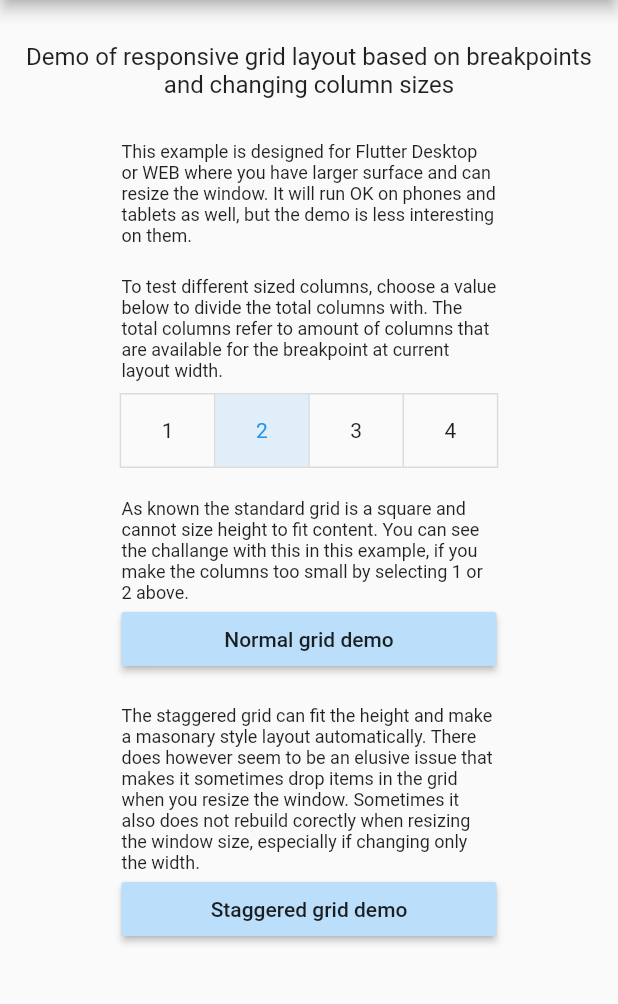
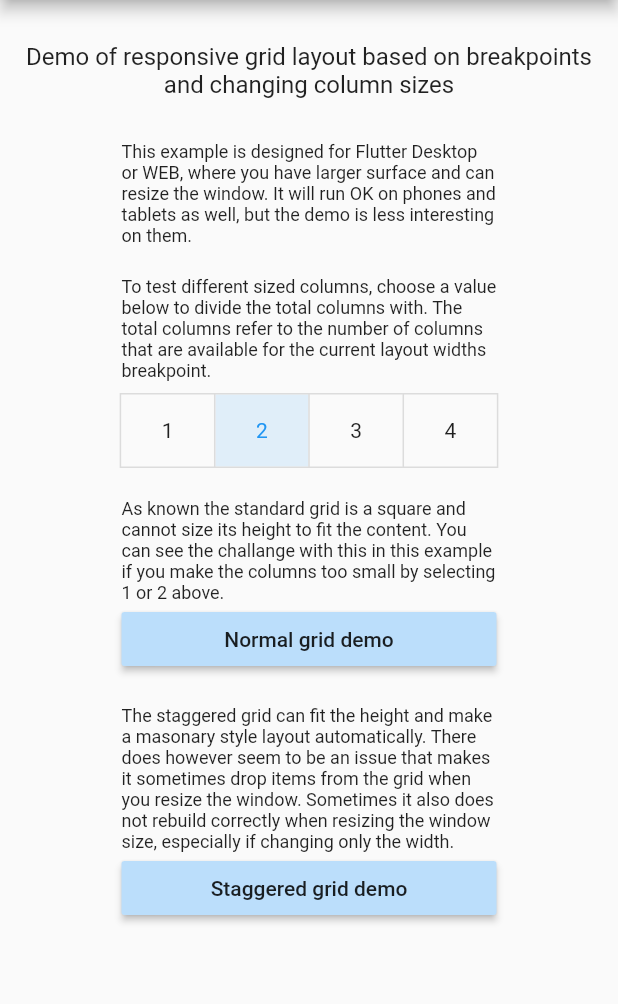
Before and after one commit to rydmike/resp_stag_grid, a Flutter app: the screen it shows after launch, on a phone screen of 412 x 824 dp, the part 84-1088 px from its top. Run offline on Flutter 3.47's test engine with Material 2 defaults, Android fonts, the phone set to English and light mode, and no system bars.

Commit message:
Typo updates

```diff
--- a/lib/main.dart
+++ b/lib/main.dart
@@ -87,7 +87,7 @@ class _StartPageState extends State<StartPage> {
               SizedBox(
                 width: 250,
                 child: Text(
-                    'This example is designed for Flutter Desktop or WEB where '
+                    'This example is designed for Flutter Desktop or WEB, where '
                     'you have larger surface and can resize the window. It will '
                     'run OK on phones and tablets as well, but the demo is less '
                     'interesting on them.',
@@ -99,8 +99,9 @@ class _StartPageState extends State<StartPage> {
                 child: Text(
                     'To test different sized columns, choose a value below to '
                     'divide the total columns with. The total columns refer to '
-                    'amount of columns that are available for the '
-                    'breakpoint at current layout width.',
+                    'the number of columns that are available for the '
+                    'current layout width'
+                    's breakpoint.',
                     style: TextStyle(fontSize: 12)),
               ),
               SizedBox(height: 8),
@@ -129,9 +130,9 @@ class _StartPageState extends State<StartPage> {
               SizedBox(
                 width: 250,
                 child: Text(
-                    'As known the standard grid is a square and cannot size '
-                    'height to fit content. You can see the challange with this '
-                    'in this example, if you make the columns too small by '
+                    'As known the standard grid is a square and cannot size its '
+                    'height to fit the content. You can see the challange with this '
+                    'in this example if you make the columns too small by '
                     'selecting 1 or 2 above.',
                     style: TextStyle(fontSize: 12)),
               ),
@@ -158,10 +159,10 @@ class _StartPageState extends State<StartPage> {
                 width: 250,
                 child: Text(
                     'The staggered grid can fit the height and make a masonary '
-                    'style layout automatically. There does however seem to be an '
-                    'elusive issue that makes it sometimes drop '
-                    'items in the grid when you resize the window. '
-                    'Sometimes it also does not rebuild corectly when resizing '
+                    'style layout automatically. There does however seem to be '
+                    'an issue that makes it sometimes drop '
+                    'items from the grid when you resize the window. '
+                    'Sometimes it also does not rebuild correctly when resizing '
                     'the window size, especially if changing only the width.',
                     style: TextStyle(fontSize: 12)),
               ),
@@ -247,7 +248,7 @@ class NormalGridExample extends StatelessWidget {
                       Padding(
                         padding: const EdgeInsets.all(8.0),
                         child: Text(
-                          "Cannot resize height to fit content in a "
+                          "We cannot resize height to fit content in a "
                           "standard grid.",
                           textAlign: TextAlign.center,
                         ),
```
